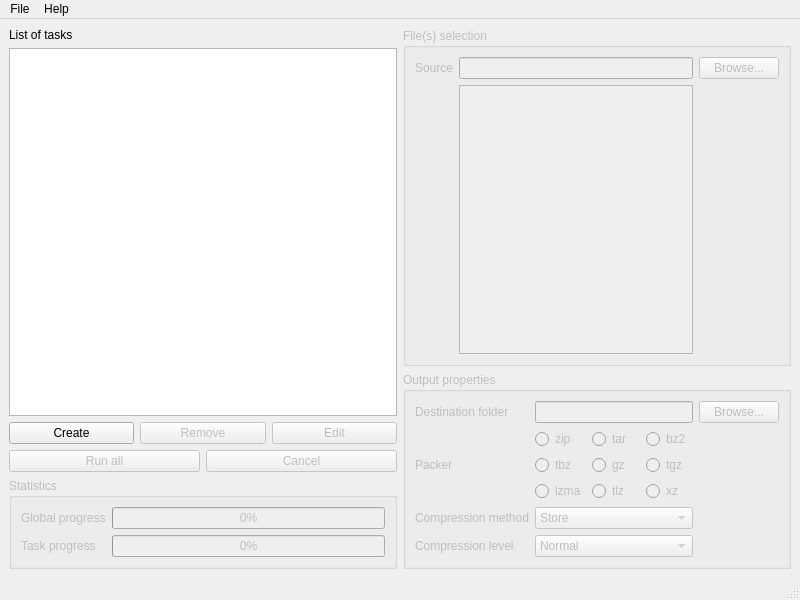
First picture: the form in resources/main_window.ui, repository mnchapel/packy, before the edit.
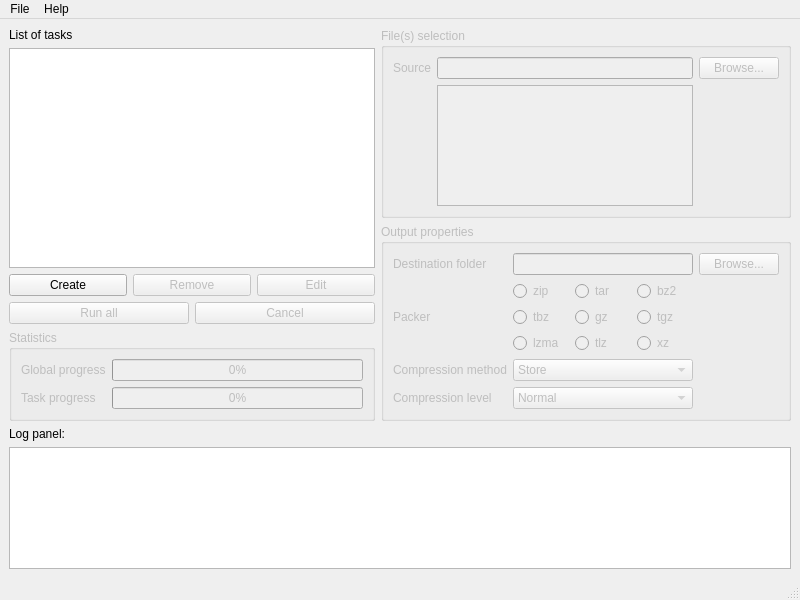
Second picture: the form after the edit.

Diff of the .ui file:
```diff
--- a/resources/main_window.ui
+++ b/resources/main_window.ui
@@ -20,8 +20,8 @@
    <property name="autoFillBackground">
     <bool>false</bool>
    </property>
-   <layout class="QHBoxLayout" name="horizontalLayout" stretch="1,1">
-    <item>
+   <layout class="QGridLayout" name="gridLayout_4">
+    <item row="0" column="1">
      <layout class="QVBoxLayout" name="vlayout_left">
       <item>
        <widget class="QLabel" name="label_list_of_tasks">
@@ -164,7 +164,7 @@
       </item>
      </layout>
     </item>
-    <item>
+    <item row="0" column="2">
      <layout class="QVBoxLayout" name="vlayout_right">
       <item>
        <widget class="QGroupBox" name="group_box_file_selection">
@@ -401,6 +401,20 @@
       </item>
      </layout>
     </item>
+    <item row="1" column="1" colspan="2">
+     <layout class="QVBoxLayout" name="vlayout_bottom">
+      <item>
+       <widget class="QLabel" name="label_log_panel">
+        <property name="text">
+         <string>Log panel:</string>
+        </property>
+       </widget>
+      </item>
+      <item>
+       <widget class="QPlainTextEdit" name="log_panel"/>
+      </item>
+     </layout>
+    </item>
    </layout>
   </widget>
   <widget class="QMenuBar" name="menubar">
```
Left out of the diff: 14 changed lines with no effect on the pictures.
